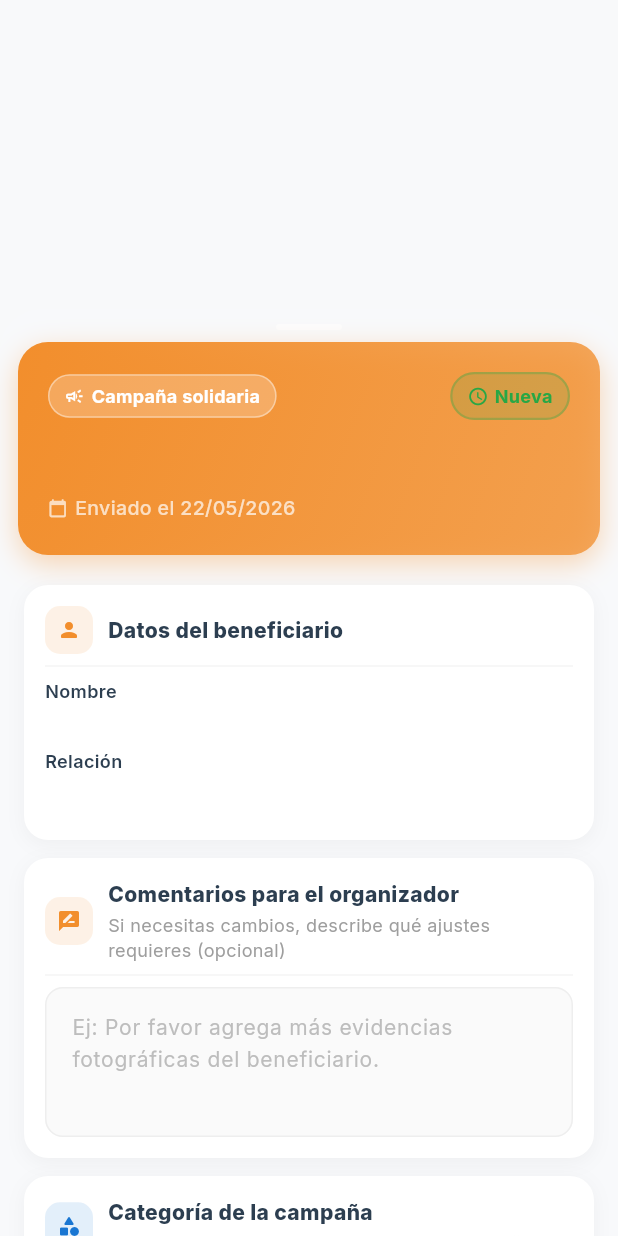
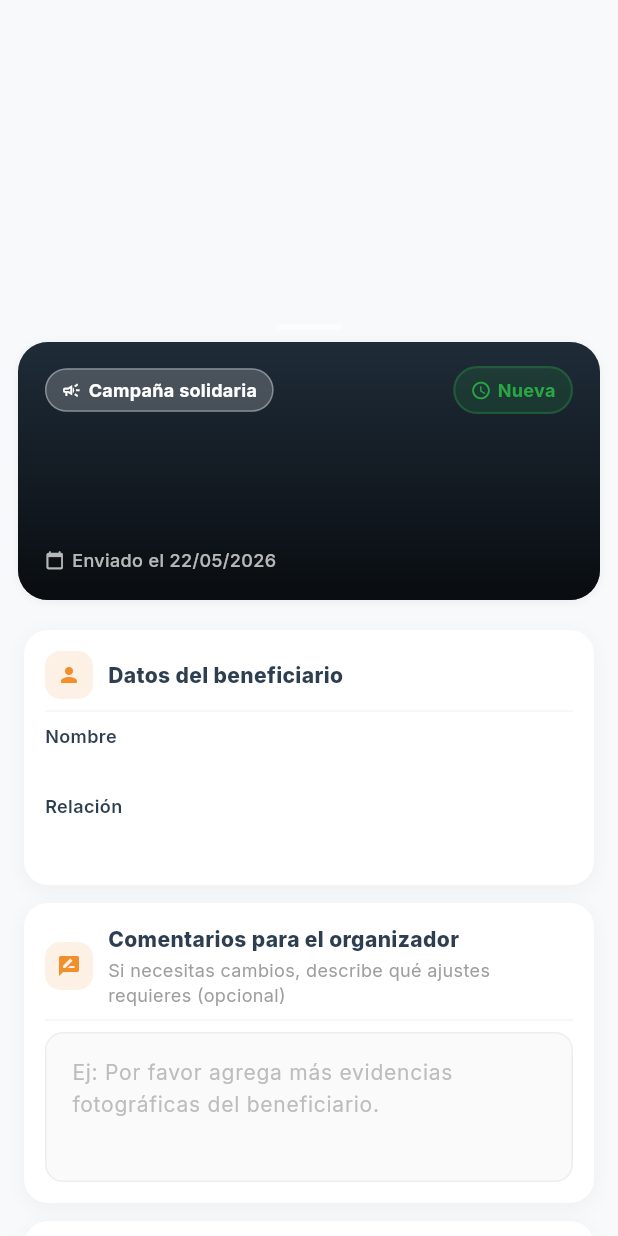
Before and after one commit to mequito3/ManosSolidarias-2.0, a Flutter app: the CampaignReviewSheet widget shown alone on an empty page, opened directly with empty values, on a phone screen of 412 x 824 dp. Run offline on Flutter 3.47's test engine with Material 3 defaults, Android fonts, the phone set to English and light mode, and no system bars; our stand-ins replace cached_network_image, flutter_animate, flutter_dotenv, flutter_map, geocoding, geolocator and 8 more; missing offline and left inert: image_painter, saver_gallery; accounts and stored records are empty; network calls fail.

Commit message:
Admin: hero del detalle de campana (modal) sobrio
El modal de revision abria con un hero de gradiente fuerte del
color del tipo (naranja/verde saturado) que chocaba. Ahora:
- Fondo: la portada de la campana con un degradado oscuro
  NEUTRO (negro) para legibilidad, no el color del tipo
- Si no hay portada, fondo gris oscuro de marca (darkText)
- Se conservan el chip de tipo, los badges admin (ver original
  / re-tachar para anonimos) y el tiempo de espera
- Titulo y fecha en blanco sobre el degradado

Look de detalle de campana profesional, sin color saturado.

Co-Authored-By: Claude Opus 4.7 (1M context) <noreply@anthropic.com>

```diff
--- a/lib/pages/admin/sections/campaign_requests_section.dart
+++ b/lib/pages/admin/sections/campaign_requests_section.dart
@@ -860,72 +860,58 @@ class _CampaignReviewSheetState extends State<CampaignReviewSheet> {
 										),
 									),
 
-									// ── Hero header with gradient ─────────────────────────
+									// ── Hero header (cover + overlay oscuro neutro) ───────
 									Container(
 										margin: const EdgeInsets.fromLTRB(12, 4, 12, 0),
+										height: 172,
 										decoration: BoxDecoration(
-											gradient: LinearGradient(
-												begin: Alignment.topLeft,
-												end: Alignment.bottomRight,
-												colors: [
-													typeColor,
-													typeColor.withValues(alpha: 0.75),
-												],
-											),
+											color: AppColors.darkText,
 											borderRadius: BorderRadius.circular(20),
-											boxShadow: [
-												BoxShadow(
-													color: typeColor.withValues(alpha: 0.35),
-													blurRadius: 16,
-													offset: const Offset(0, 6),
-												),
-											],
+											boxShadow: AppColors.shadowSm,
 										),
 										child: ClipRRect(
 											borderRadius: BorderRadius.circular(20),
 											child: Stack(
+												fit: StackFit.expand,
 												children: [
-													// Cover image behind header (if present)
 													if (hasCover)
-														Positioned.fill(
-															child: Image.network(
-																widget.item.coverUrl!,
-																fit: BoxFit.cover,
-																errorBuilder: (_, __, ___) => const SizedBox.shrink(),
-															),
+														Image.network(
+															widget.item.coverUrl!,
+															fit: BoxFit.cover,
+															errorBuilder: (_, __, ___) => const SizedBox.shrink(),
 														),
-													if (hasCover)
-														Positioned.fill(
-															child: Container(
-																decoration: BoxDecoration(
-																	gradient: LinearGradient(
-																		begin: Alignment.topCenter,
-																		end: Alignment.bottomCenter,
-																		colors: [
-																			typeColor.withValues(alpha: 0.55),
-																			typeColor.withValues(alpha: 0.95),
-																		],
-																	),
+													// Overlay oscuro neutro (legibilidad del texto)
+													Positioned.fill(
+														child: DecoratedBox(
+															decoration: BoxDecoration(
+																gradient: LinearGradient(
+																	begin: Alignment.topCenter,
+																	end: Alignment.bottomCenter,
+																	colors: [
+																		Colors.black.withValues(alpha: 0.30),
+																		Colors.black.withValues(alpha: 0.80),
+																	],
 																),
 															),
 														),
-													// Header content
+													),
+													// Contenido
 													Padding(
-														padding: const EdgeInsets.fromLTRB(20, 20, 20, 22),
+														padding: const EdgeInsets.fromLTRB(18, 16, 18, 18),
 														child: Column(
 															crossAxisAlignment: CrossAxisAlignment.start,
 															children: [
-																// Type badge + wait badge row
 																Row(
 																	children: [
 																		if (widget.item.solicitudTipo != null)
 																			Container(
-																				padding: const EdgeInsets.symmetric(horizontal: 10, vertical: 5),
+																				padding: const EdgeInsets.symmetric(
+																						horizontal: 10, vertical: 5),
 																				decoration: BoxDecoration(
-																					color: Colors.white.withValues(alpha: 0.22),
+																					color: Colors.white.withValues(alpha: 0.20),
 																					borderRadius: BorderRadius.circular(20),
 																					border: Border.all(
-																						color: Colors.white.withValues(alpha: 0.4),
+																						color: Colors.white.withValues(alpha: 0.35),
 																						width: 1,
 																					),
 																				),
@@ -971,31 +957,29 @@ class _CampaignReviewSheetState extends State<CampaignReviewSheet> {
 																		_buildWaitingTimeBadge(context, widget.item.createdAt),
 																	],
 																),
-																const SizedBox(height: 14),
-																// Title
+																const Spacer(),
 																Text(
 																	widget.item.title,
+																	maxLines: 2,
+																	overflow: TextOverflow.ellipsis,
 																	style: const TextStyle(
-																		fontWeight: FontWeight.w900,
+																		fontWeight: FontWeight.w800,
 																		color: Colors.white,
-																		fontSize: 22,
-																		height: 1.25,
+																		fontSize: 21,
+																		height: 1.2,
 																		letterSpacing: -0.4,
-																		shadows: [
-																			Shadow(color: Colors.black38, blurRadius: 6),
-																		],
 																	),
 																),
-																const SizedBox(height: 8),
-																// Date row
+																const SizedBox(height: 6),
 																Row(
 																	children: [
-																		const Icon(Icons.calendar_today_rounded, size: 13, color: Colors.white70),
+																		const Icon(Icons.calendar_today_rounded,
+																				size: 13, color: Colors.white70),
 																		const SizedBox(width: 5),
 																		Text(
 																			'Enviado el $formattedDate',
 																			style: const TextStyle(
-																				fontSize: 13,
+																				fontSize: 12,
 																				color: Colors.white70,
 																				fontWeight: FontWeight.w500,
 																			),
```
